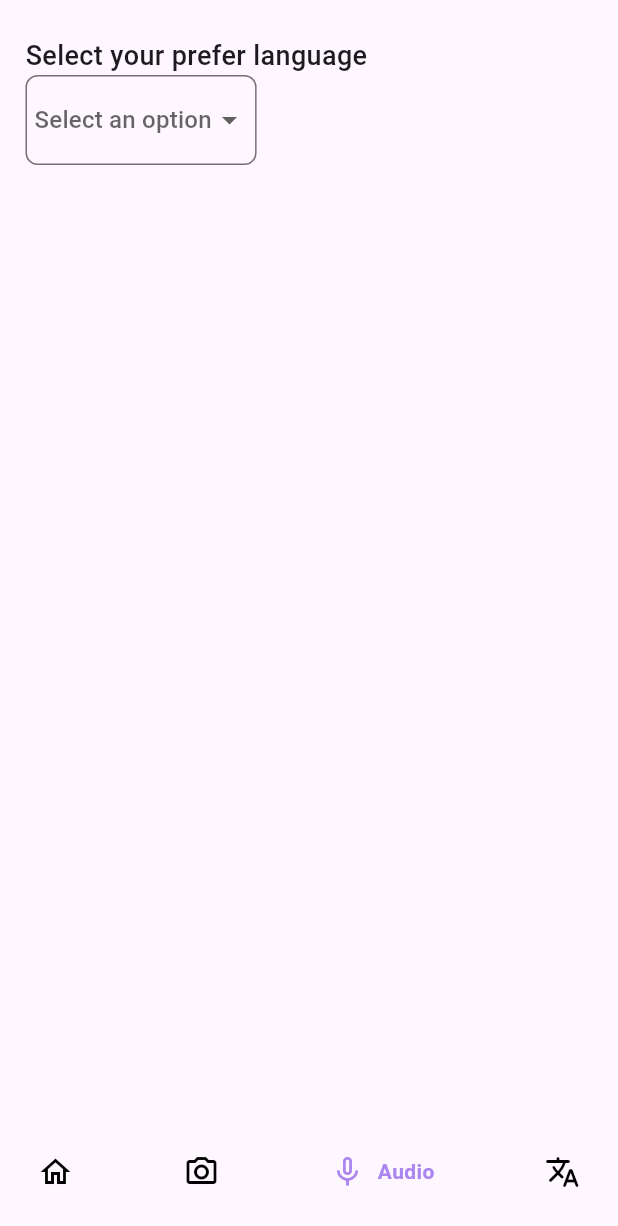
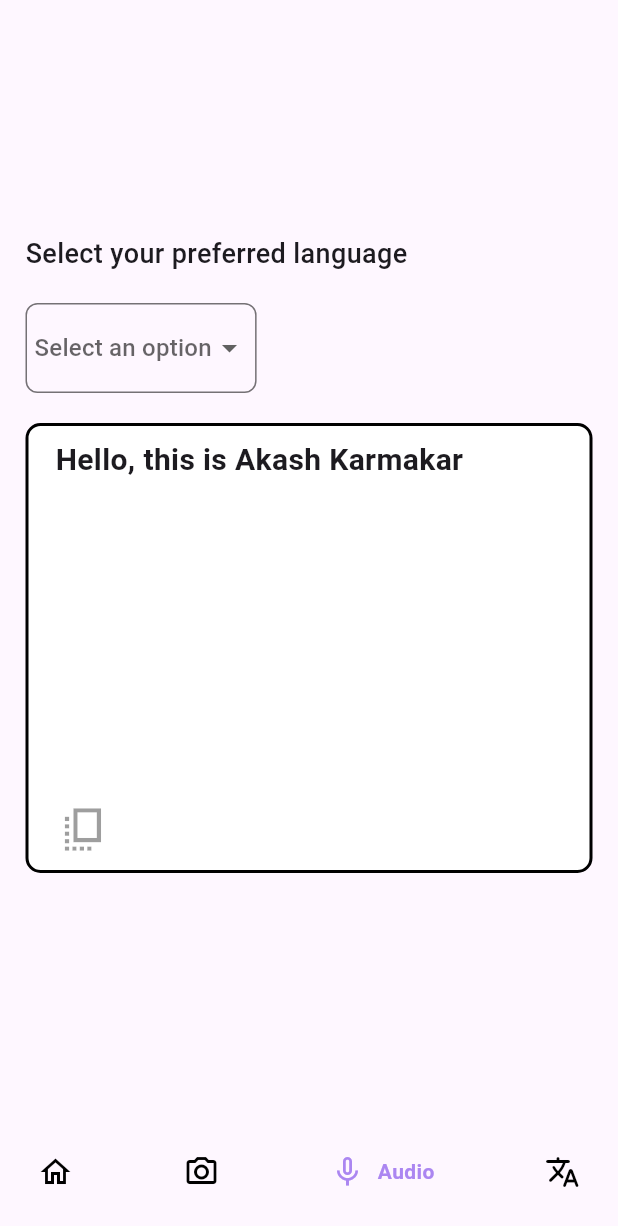
Before and after one commit to akashKarmakar02/SignEcho, a Flutter app: the screen it shows after launch, item 3 of the bottom bar chosen, on a phone screen of 412 x 824 dp. Shown: the top 1226 px of the screen. Run offline on Flutter 3.47's test engine with Material 3 defaults, Android fonts, the phone set to English and light mode, and no system bars; drawn by our look-alikes of google_nav_bar; our stand-ins replace camera; missing offline and left inert: country_icons; network calls fail.

Commit message:
changes: basic audio ui

```diff
--- a/lib/screens/audio_screen.dart
+++ b/lib/screens/audio_screen.dart
@@ -1,12 +1,13 @@
+import 'package:flutter/material.dart';
 import 'package:country_icons/country_icons.dart';
-import 'package:flutter/material.dart';
 
 class AudioScreen extends StatelessWidget {
-  const AudioScreen({super.key});
+  const AudioScreen({Key? key}) : super(key: key);
 
   @override
   Widget build(BuildContext context) {
     return SafeArea(
+      child: Center(
         child: Container(
           padding: const EdgeInsets.symmetric(
             vertical: 24,
@@ -14,16 +15,17 @@ class AudioScreen extends StatelessWidget {
           ),
           child: Column(
             crossAxisAlignment: CrossAxisAlignment.start,
+            mainAxisSize: MainAxisSize.min,
             children: [
               const Text(
-              "Select your prefer language",
+                "Select your preferred language",
                 style: TextStyle(
                   fontSize: 18,
                   fontWeight: FontWeight.w500,
                 ),
               ),
-            Row(
-              children: [
+              SizedBox(height: 20), // Added for spacing
+
               Container(
                 decoration: BoxDecoration(
                   borderRadius: BorderRadius.circular(8.0),
@@ -39,31 +41,67 @@ class AudioScreen extends StatelessWidget {
                   borderRadius: BorderRadius.circular(8),
                   underline: Container(),
                   items: <String>[
-                      'Option 1',
-                      'Option 2',
-                      'Option 3',
-                      'Option 4'
+                    'English',
+                    'Japanese',
+                    'French',
+                    'Korean',
+                    'Arabic'
                   ].map<DropdownMenuItem<String>>((String value) {
                     return DropdownMenuItem<String>(
                       value: value,
                       child: Container(
                         width: 100,
-                          child: const Row(
-                            mainAxisAlignment: MainAxisAlignment.start,
-                            mainAxisSize: MainAxisSize.min,
-                            children: [
-                              Text("India"),
-                            ],
+                        child: Text(
+                          // ekhane value bole  okkk r ekta
+                          value,
                         ),
                       ),
                     );
                   }).toList(),
                   hint: const Text('Select an option'),
                 ),
-                )
+              ),
+
+              SizedBox(height: 20), // Added for spacing
+
+              Container(
+                width: 400,
+                height: 300,
+                padding: EdgeInsets.only(left: 10.0),
+                decoration: BoxDecoration(
+                  color: Color.fromARGB(255, 255, 255, 255),
+                  border: Border.all(
+                    color: Colors.black,
+                    width: 2, // ki
+                  ),
+                  borderRadius: BorderRadius.circular(10),
+                ),
+                child: Stack(
+                  children: [
+                    Positioned(
+                      bottom: 10,
+                      left: 10,
+                      child: Icon(
+                        Icons.copy_all_sharp,
+                        color: Colors.black38,
+                        size: 34.0,
+                      ),
+                    ),
+                    Padding(
+                      padding: const EdgeInsets.all(8.0),
+                      child: Text(
+                        "Hello, this is Akash Karmakar",
+                        style: TextStyle(
+                          fontSize: 20,
+                          fontWeight: FontWeight.bold,
+                        ),
+                      ),
+                    ),
                   ],
-            )
+                ),
+              ),
             ],
+          ),
         ),
       ),
     );
```
Lines whose indentation alone changed are shown as unchanged.
